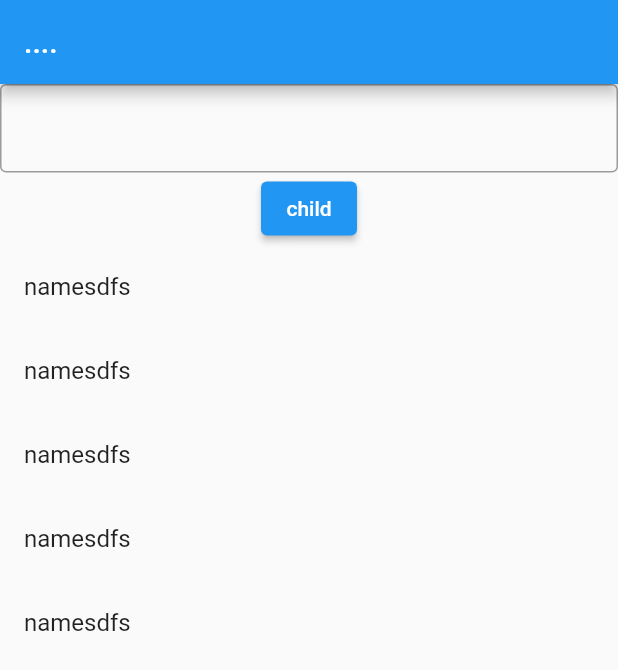
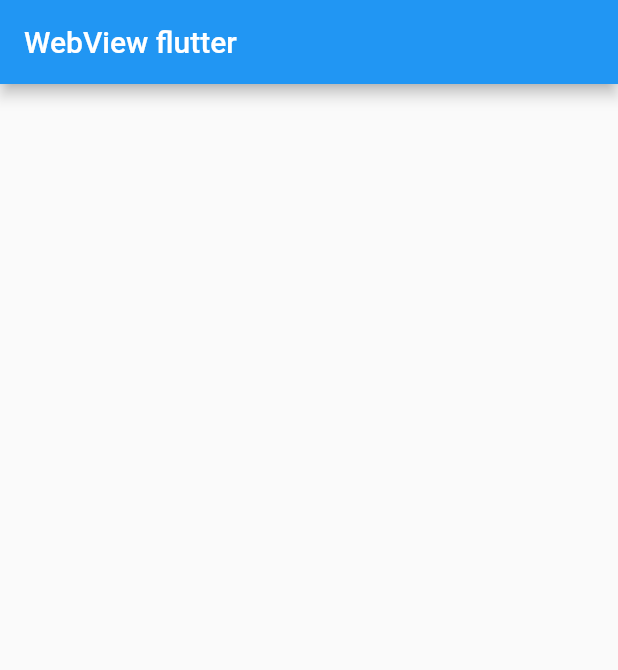
Before and after one commit to Abdullah6445/flutter-training, a Flutter app: the screen it shows after launch, on a phone screen of 412 x 824 dp. Shown: the top 670 px of the screen. Run offline on Flutter 3.47's test engine with Material 3 defaults, Android fonts, the phone set to English and light mode, and no system bars; our stand-ins replace shared_preferences, sqflite, sqflite_common_ffi, stacked; accounts and stored records are empty.

Commit message:
starting to work on flutter web view

```diff
--- a/lib/crud_practice/crud_practice.dart
+++ b/lib/crud_practice/crud_practice.dart
@@ -1,33 +1,39 @@
-import 'package:flutter/material.dart';
+// import 'package:flutetr_training_application/crud_practice/crud_provider.dart';
+// import 'package:flutter/material.dart';
+// import 'package:provider/provider.dart';
 
-class CrudPractice extends StatelessWidget {
-  const CrudPractice({super.key});
+// class CrudPractice extends StatelessWidget {
+//   const CrudPractice({super.key});
 
-  @override
-  Widget build(BuildContext context) {
-    return Scaffold(
-      appBar: AppBar(
-        title: const Text("...."),
-      ),
-      body: Column(
-        children: [
-          TextFormField(
-            // controller: ,
-            decoration: InputDecoration(border: OutlineInputBorder()),
-          ),
-          ElevatedButton(onPressed: () {}, child: const Text("child")),
-          Expanded(
-            child: ListView.builder(
-              itemCount: 5,
-              itemBuilder: (context, index) {
-                return ListTile(
-                  title: Text("namesdfs"),
-                );
-              },
-            ),
-          )
-        ],
-      ),
-    );
-  }
-}
+//   @override
+//   Widget build(BuildContext context) {
+//     return Scaffold(
+//       appBar: AppBar(
+//         title: const Text("...."),
+//       ),
+//       body: Column(
+//         children: [
+//           TextFormField(
+//             // controller: ,
+//             decoration: InputDecoration(border: OutlineInputBorder()),
+//           ),
+//           ElevatedButton(onPressed: () {}, child: const Text("child")),
+//           Expanded(
+//             child: ListView.builder(
+//               itemCount: 5,
+//               itemBuilder: (context, index) {
+//                 return Consumer<CrudProvider>(
+//                   builder: (context, myType, child) {
+//                     return ListTile(
+//                       title: Text(myType.data),
+//                     );
+//                   },
+//                 );
+//               },
+//             ),
+//           )
+//         ],
+//       ),
+//     );
+//   }
+// }
--- a/lib/crud_practice/crud_provider.dart
+++ b/lib/crud_practice/crud_provider.dart
@@ -1,5 +1,12 @@
-import 'package:flutter/material.dart';
+// import 'package:flutter/material.dart';
 
-class CrudProvider extends ChangeNotifier {
-  String data = "abdullah";
-}
+// class CrudProvider extends ChangeNotifier {
+//   String data = "abdullah";
+
+//   List<String> namesList = [];
+
+
+//   addToList(String ){
+//     namesList.add()
+//   }
+// }
--- /dev/null
+++ b/lib/flutter_web_view/flutter_web_view_vm.dart
@@ -0,0 +1,8 @@
+
+
+
+import 'package:stacked/stacked.dart';
+
+class FlutterWebViewVM extends BaseViewModel{
+
+}
--- /dev/null
+++ b/lib/flutter_web_view/flutter_web_view_vu.dart
@@ -0,0 +1,21 @@
+
+
+import 'package:flutter/material.dart';
+import 'package:stacked/stacked.dart';
+
+import 'flutter_web_view_vm.dart';
+
+class FlutterWebViewVU extends StackedView<FlutterWebViewVM>{
+  const FlutterWebViewVU({super.key});
+
+  @override
+  Widget builder(BuildContext context, FlutterWebViewVM viewModel, Widget? child) {
+    return Scaffold( appBar:  AppBar(title:  Text("WebView flutter"),),);
+  }
+
+  @override
+  FlutterWebViewVM viewModelBuilder(BuildContext context) {
+    return FlutterWebViewVM();
+  }
+
+}
--- a/lib/main.dart
+++ b/lib/main.dart
@@ -3,6 +3,7 @@ import 'package:provider/provider.dart';
 
 import 'crud_practice/crud_practice.dart';
 import 'crud_practice/crud_provider.dart';
+import 'flutter_web_view/flutter_web_view_vu.dart';
 
 void main() {
   runApp(const MyApp());
@@ -13,83 +14,11 @@ class MyApp extends StatelessWidget {
 
   @override
   Widget build(BuildContext context) {
-    return MultiProvider(
-      providers: [
-        ChangeNotifierProvider<CrudProvider>(
-          create: (context) => CrudProvider(),
-        )
-      ],
-      child: MaterialApp(
+    return MaterialApp(
         title: 'Bitcoin Live Price',
         theme: ThemeData(primarySwatch: Colors.blue, useMaterial3: false),
-        home: const CrudPractice(), // Set BitcoinScreen as the home screen
-      ),
-    );
+        home: const FlutterWebViewVU(), // Set BitcoinScreen as the home screen
+      );
+
   }
 }
-// import 'package:flutter/material.dart';
-// import 'package:provider/provider.dart';
-
-// import 'streams/stream_provider.dart';
-// import 'streams/stream_screen.dart';
-
-// void main() {
-//   runApp(
-//     MultiProvider(
-//       providers: [
-//         ChangeNotifierProvider<MyStreamProvider>(
-//             create: (_) => MyStreamProvider()),
-//       ],
-//       child: const MyApp(),
-//     ),
-//   );
-// }
-
-// class MyApp extends StatelessWidget {
-//   const MyApp({super.key});
-
-//   @override
-//   Widget build(BuildContext context) {
-//     return MaterialApp(
-//       home: StreamScreen(),
-//     );
-//   }
-// }
-
-
-// // import 'package:flutter/material.dart';
-// // import 'package:provider/provider.dart';
-
-// // import 'streams/stream_provider.dart';
-// // import 'streams/stream_screen.dart';
-
-// // void main() {
-// //   runApp(const MyApp());
-// // }
-
-// // class MyApp extends StatelessWidget {
-// //   const MyApp({super.key});
-
-// //   @override
-// //   Widget build(BuildContext context) {
-// //     return MultiProvider(
-// //       providers: [
-// //         ChangeNotifierProvider<MyStreamProvider>(
-// //           create: (context) {
-// //             return MyStreamProvider();
-// //           },
-// //         )
-// //       ],
-// //       child: MaterialApp(
-// //         title: 'Flutter Demo',
-// //         debugShowCheckedModeBanner: false,
-// //         theme: ThemeData(
-// //           primarySwatch: Colors.purple,
-// //           useMaterial3: false,
-// //         ),
-// //         home: StreamScreen(),
-// //         // ),
-// //       ),
-// //     );
-// //   }
-// // }
```
